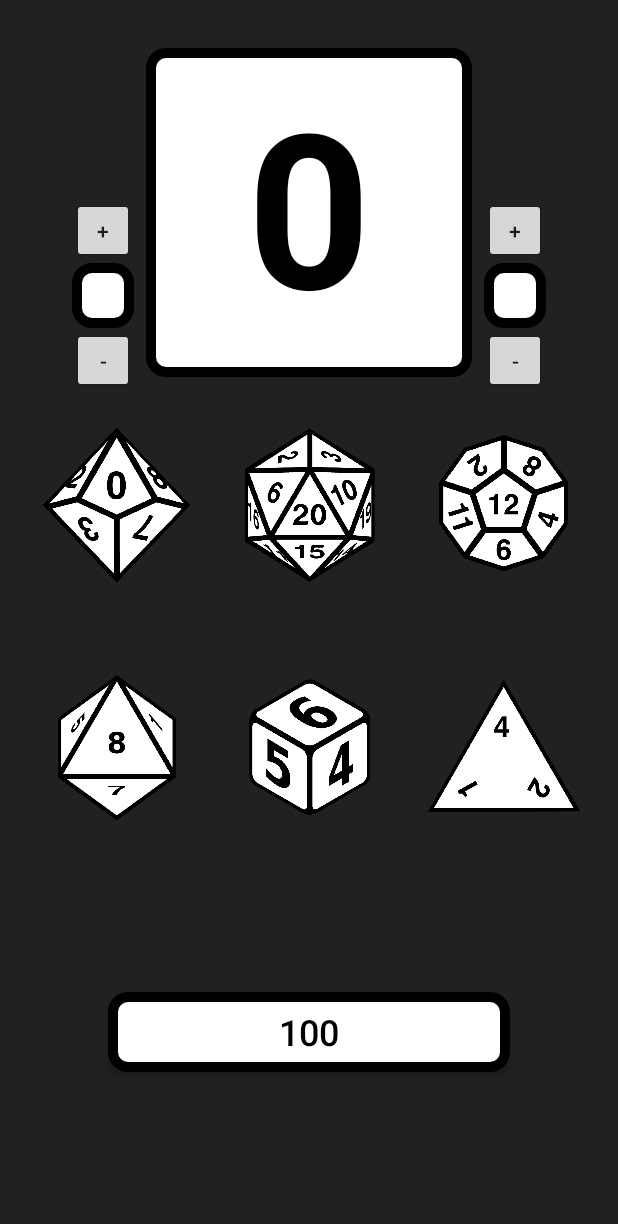
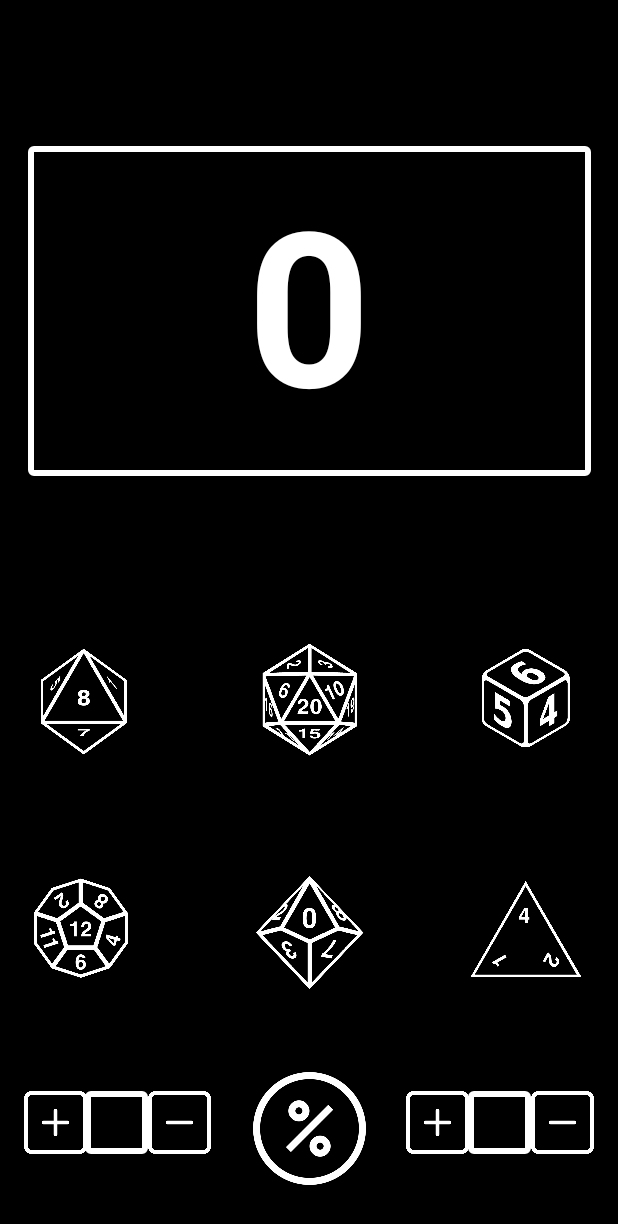
Before and after one commit to ggulcher/D20-Roller, an Android app: the layout activity_main.xml on its own in the app's theme, with its tools: preview values and no code run, on a phone screen of 412 x 824 dp. Shown: the top 1224 px of the screen. Run offline under Robolectric (Android 15) with nearby library versions, the phone set to English and light mode, and no system bars.

Commit message:
Updated UI

```diff
--- a/D20Roller/app/src/main/res/drawable/black_border.xml
+++ b/D20Roller/app/src/main/res/drawable/black_border.xml
@@ -1,8 +1,8 @@
 <?xml version="1.0" encoding="utf-8"?>
 <shape xmlns:android="http://schemas.android.com/apk/res/android"
     android:shape="rectangle">
-    <gradient android:startColor="#FFFFFF"
-        android:endColor="#FFFFFF" />
-    <corners android:radius="10dp" />
-    <stroke android:width="10px" android:color="#000000" />
+    <gradient android:startColor="#000000"
+        android:endColor="#000000" />
+    <corners android:radius="2dp" />
+    <stroke android:width="6px" android:color="#FFFFFF" />
 </shape>
--- a/D20Roller/app/src/main/res/layout/activity_main.xml
+++ b/D20Roller/app/src/main/res/layout/activity_main.xml
@@ -9,25 +9,80 @@
 
     <TextView
         android:id="@+id/rollResult"
-        android:layout_width="217dp"
-        android:layout_height="219dp"
+        android:layout_width="375dp"
+        android:layout_height="220dp"
         android:background="@drawable/black_border"
         android:padding="8dp"
         android:text="0"
         android:textAlignment="center"
-        android:textColor="@android:color/black"
+        android:textColor="@android:color/white"
         android:textSize="144sp"
         android:textStyle="bold"
-        app:layout_constraintBottom_toTopOf="@+id/d20"
+        app:layout_constraintBottom_toBottomOf="parent"
         app:layout_constraintEnd_toEndOf="parent"
         app:layout_constraintStart_toStartOf="parent"
         app:layout_constraintTop_toTopOf="parent"
-        app:layout_constraintVertical_bias="0.493" />
+        app:layout_constraintVertical_bias="0.161" />
+
+    <ImageButton
+        android:id="@+id/d20"
+        android:layout_width="75dp"
+        android:layout_height="75dp"
+        android:layout_weight="1"
+        android:adjustViewBounds="true"
+        android:background="@drawable/transparent_background"
+        android:contentDescription="@string/d20"
+        android:onClick="onClick"
+        android:padding="0dp"
+        android:scaleType="fitCenter"
+        app:layout_constraintBottom_toBottomOf="parent"
+        app:layout_constraintEnd_toEndOf="parent"
+        app:layout_constraintStart_toStartOf="parent"
+        app:layout_constraintTop_toTopOf="parent"
+        app:layout_constraintVertical_bias="0.573"
+        app:srcCompat="@drawable/invertd20" />
+
+    <ImageButton
+        android:id="@+id/d10"
+        android:layout_width="75dp"
+        android:layout_height="75dp"
+        android:layout_weight="1"
+        android:adjustViewBounds="true"
+        android:background="@drawable/transparent_background"
+        android:contentDescription="@string/d10"
+        android:onClick="onClick"
+        android:padding="0dp"
+        android:scaleType="fitCenter"
+        app:layout_constraintBottom_toBottomOf="parent"
+        app:layout_constraintEnd_toEndOf="parent"
+        app:layout_constraintStart_toStartOf="parent"
+        app:layout_constraintTop_toTopOf="parent"
+        app:layout_constraintVertical_bias="0.78"
+        app:srcCompat="@drawable/invertd10" />
+
+    <ImageButton
+        android:id="@+id/d8"
+        android:layout_width="75dp"
+        android:layout_height="75dp"
+        android:layout_weight="1"
+        android:adjustViewBounds="true"
+        android:background="@drawable/transparent_background"
+        android:contentDescription="@string/d8"
+        android:onClick="onClick"
+        android:padding="0dp"
+        android:scaleType="fitCenter"
+        app:layout_constraintBottom_toBottomOf="parent"
+        app:layout_constraintEnd_toEndOf="parent"
+        app:layout_constraintHorizontal_bias="0.053"
+        app:layout_constraintStart_toStartOf="parent"
+        app:layout_constraintTop_toTopOf="parent"
+        app:layout_constraintVertical_bias="0.575"
+        app:srcCompat="@drawable/invertd8" />
 
     <ImageButton
         android:id="@+id/d4"
-        android:layout_width="103dp"
-        android:layout_height="105dp"
+        android:layout_width="75dp"
+        android:layout_height="75dp"
         android:layout_weight="1"
         android:adjustViewBounds="true"
         android:background="@drawable/transparent_background"
@@ -37,72 +92,35 @@
         android:scaleType="fitCenter"
         app:layout_constraintBottom_toBottomOf="parent"
         app:layout_constraintEnd_toEndOf="parent"
-        app:layout_constraintHorizontal_bias="0.509"
-        app:layout_constraintStart_toEndOf="@+id/d6"
-        app:layout_constraintTop_toBottomOf="@+id/d12"
-        app:layout_constraintVertical_bias="0.175"
-        app:srcCompat="@drawable/diced4" />
+        app:layout_constraintHorizontal_bias="0.928"
+        app:layout_constraintStart_toStartOf="parent"
+        app:layout_constraintTop_toTopOf="parent"
+        app:layout_constraintVertical_bias="0.779"
+        app:srcCompat="@drawable/invertd4" />
 
     <ImageButton
         android:id="@+id/d6"
-        android:layout_width="103dp"
-        android:layout_height="105dp"
+        android:layout_width="75dp"
+        android:layout_height="75dp"
         android:layout_weight="1"
         android:adjustViewBounds="true"
+        android:background="@drawable/transparent_background"
         android:contentDescription="@string/d6"
         android:onClick="onClick"
         android:padding="0dp"
         android:scaleType="fitCenter"
-        android:background="@drawable/transparent_background"
         app:layout_constraintBottom_toBottomOf="parent"
         app:layout_constraintEnd_toEndOf="parent"
-        app:layout_constraintStart_toStartOf="parent"
-        app:layout_constraintTop_toBottomOf="@+id/d20"
-        app:layout_constraintVertical_bias="0.175"
-        app:srcCompat="@drawable/diced6" />
-
-    <ImageButton
-        android:id="@+id/d8"
-        android:layout_width="103dp"
-        android:layout_height="105dp"
-        android:layout_weight="1"
-        android:adjustViewBounds="true"
-        android:contentDescription="@string/d8"
-        android:onClick="onClick"
-        android:padding="0dp"
-        android:scaleType="fitCenter"
-        android:background="@drawable/transparent_background"
-        app:layout_constraintBottom_toBottomOf="parent"
-        app:layout_constraintEnd_toStartOf="@+id/d6"
-        app:layout_constraintHorizontal_bias="0.509"
-        app:layout_constraintStart_toStartOf="parent"
-        app:layout_constraintTop_toBottomOf="@+id/d10"
-        app:layout_constraintVertical_bias="0.175"
-        app:srcCompat="@drawable/diced8" />
-
-    <ImageButton
-        android:id="@+id/d10"
-        android:layout_width="103dp"
-        android:layout_height="105dp"
-        android:layout_marginTop="284dp"
-        android:layout_weight="1"
-        android:adjustViewBounds="true"
-        android:background="@drawable/transparent_background"
-        android:contentDescription="@string/d10"
-        android:onClick="onClick"
-        android:padding="0dp"
-        android:scaleType="fitCenter"
-        app:layout_constraintEnd_toStartOf="@+id/d20"
-        app:layout_constraintHorizontal_bias="0.509"
+        app:layout_constraintHorizontal_bias="0.928"
         app:layout_constraintStart_toStartOf="parent"
         app:layout_constraintTop_toTopOf="parent"
-        app:srcCompat="@drawable/diced10" />
+        app:layout_constraintVertical_bias="0.573"
+        app:srcCompat="@drawable/invertd6" />
 
     <ImageButton
         android:id="@+id/d12"
-        android:layout_width="103dp"
-        android:layout_height="105dp"
-        android:layout_marginTop="284dp"
+        android:layout_width="75dp"
+        android:layout_height="75dp"
         android:layout_weight="1"
         android:adjustViewBounds="true"
         android:background="@drawable/transparent_background"
@@ -110,136 +128,134 @@
         android:onClick="onClick"
         android:padding="0dp"
         android:scaleType="fitCenter"
+        app:layout_constraintBottom_toBottomOf="parent"
         app:layout_constraintEnd_toEndOf="parent"
-        app:layout_constraintHorizontal_bias="0.509"
-        app:layout_constraintStart_toEndOf="@+id/d20"
+        app:layout_constraintHorizontal_bias="0.047"
+        app:layout_constraintStart_toStartOf="parent"
         app:layout_constraintTop_toTopOf="parent"
-        app:srcCompat="@drawable/diced12" />
+        app:layout_constraintVertical_bias="0.777"
+        app:srcCompat="@drawable/invertd12" />
 
     <ImageButton
-        android:id="@+id/d20"
-        android:layout_width="103dp"
-        android:layout_height="105dp"
-        android:layout_marginTop="284dp"
-        android:layout_weight="1"
-        android:adjustViewBounds="true"
+        android:id="@+id/d100"
+        android:layout_width="75dp"
+        android:layout_height="75dp"
         android:background="@drawable/transparent_background"
-        android:contentDescription="@string/d20"
         android:onClick="onClick"
-        android:padding="0dp"
         android:scaleType="fitCenter"
+        android:text="@string/d100"
+        android:textColor="@android:color/black"
+        android:textSize="24sp"
+        app:layout_constraintBottom_toBottomOf="parent"
         app:layout_constraintEnd_toEndOf="parent"
         app:layout_constraintStart_toStartOf="parent"
         app:layout_constraintTop_toTopOf="parent"
-        app:srcCompat="@drawable/diced20" />
+        app:layout_constraintVertical_bias="0.955"
+        app:srcCompat="@drawable/invertpercent" />
 
-    <Button
-        android:id="@+id/d100"
-        android:layout_width="268dp"
-        android:layout_height="53dp"
-        android:text="@string/d100"
-        android:textColor="@android:color/black"
-        android:textSize="24sp"
-        android:onClick="onClick"
-        android:background="@drawable/black_border"
+    <ImageButton
+        android:id="@+id/diceAdd"
+        android:layout_width="42dp"
+        android:layout_height="42dp"
+        android:background="@drawable/transparent_background"
+        android:scaleType="fitCenter"
+        android:text="@string/plus"
+        android:textAlignment="center"
+        android:textSize="18sp"
         app:layout_constraintBottom_toBottomOf="parent"
         app:layout_constraintEnd_toEndOf="parent"
+        app:layout_constraintHorizontal_bias="0.043"
         app:layout_constraintStart_toStartOf="parent"
-        app:layout_constraintTop_toBottomOf="@+id/d6" />
+        app:layout_constraintTop_toTopOf="parent"
+        app:layout_constraintVertical_bias=".93"
+        app:srcCompat="@drawable/invertedplus" />
 
     <TextView
         android:id="@+id/numberDice"
-        android:layout_width="41dp"
-        android:layout_height="43dp"
-        android:layout_marginRight="8dp"
+        android:layout_width="42dp"
+        android:layout_height="42dp"
         android:background="@drawable/black_border"
         android:ems="10"
         android:inputType="number"
         android:paddingTop="8dp"
         android:textAlignment="center"
-        android:textColor="@android:color/black"
+        android:textColor="@android:color/white"
         android:textSize="18sp"
         app:layout_constraintBottom_toBottomOf="parent"
-        app:layout_constraintEnd_toStartOf="@+id/rollResult"
-        app:layout_constraintHorizontal_bias="1.0"
+        app:layout_constraintEnd_toEndOf="parent"
+        app:layout_constraintHorizontal_bias="0.154"
         app:layout_constraintStart_toStartOf="parent"
         app:layout_constraintTop_toTopOf="parent"
-        app:layout_constraintVertical_bias="0.225" />
+        app:layout_constraintVertical_bias="0.93" />
+
+    <ImageButton
+        android:id="@+id/diceSubtract"
+        android:layout_width="42dp"
+        android:layout_height="42dp"
+        android:background="@drawable/transparent_background"
+        android:scaleType="fitCenter"
+        android:text="@string/minus"
+        android:textAlignment="center"
+        android:textSize="18sp"
+        app:layout_constraintBottom_toBottomOf="parent"
+        app:layout_constraintEnd_toEndOf="parent"
+        app:layout_constraintHorizontal_bias=".267"
+        app:layout_constraintStart_toStartOf="parent"
+        app:layout_constraintTop_toTopOf="parent"
+        app:layout_constraintVertical_bias=".93"
+        app:srcCompat="@drawable/invertedminus" />
+
+    <ImageButton
+        android:id="@+id/bonusAdd"
+        android:layout_width="42dp"
+        android:layout_height="42dp"
+        android:background="@drawable/transparent_background"
+        android:scaleType="fitCenter"
+        android:text="@string/plus"
+        android:textAlignment="center"
+        android:textSize="18sp"
+        app:layout_constraintBottom_toBottomOf="parent"
+        app:layout_constraintEnd_toEndOf="parent"
+        app:layout_constraintHorizontal_bias="0.732"
+        app:layout_constraintStart_toStartOf="parent"
+        app:layout_constraintTop_toTopOf="parent"
+        app:layout_constraintVertical_bias="0.93"
+        app:srcCompat="@drawable/invertedplus" />
 
     <TextView
         android:id="@+id/rollBonus"
-        android:layout_width="41dp"
-        android:layout_height="43dp"
-        android:layout_marginLeft="8dp"
+        android:layout_width="42dp"
+        android:layout_height="42dp"
         android:background="@drawable/black_border"
         android:ems="10"
         android:inputType="number"
         android:paddingTop="8dp"
         android:textAlignment="center"
-        android:textColor="@android:color/black"
+        android:textColor="@android:color/white"
         android:textSize="18sp"
         app:layout_constraintBottom_toBottomOf="parent"
         app:layout_constraintEnd_toEndOf="parent"
-        app:layout_constraintHorizontal_bias="0.0"
-        app:layout_constraintStart_toEndOf="@+id/rollResult"
-        app:layout_constraintTop_toTopOf="parent"
-        app:layout_constraintVertical_bias="0.225" />
-
-    <Button
-        android:id="@+id/diceAdd"
-        android:layout_width="41dp"
-        android:layout_height="43dp"
-        android:layout_marginRight="8dp"
-        android:text="@string/plus"
-        android:textAlignment="center"
-        app:layout_constraintBottom_toTopOf="@+id/numberDice"
-        app:layout_constraintEnd_toStartOf="@+id/rollResult"
-        app:layout_constraintHorizontal_bias="1.0"
+        app:layout_constraintHorizontal_bias="0.843"
         app:layout_constraintStart_toStartOf="parent"
         app:layout_constraintTop_toTopOf="parent"
-        app:layout_constraintVertical_bias="1.0" />
+        app:layout_constraintVertical_bias="0.93" />
 
-    <Button
-        android:id="@+id/diceSubtract"
-        android:layout_width="41dp"
-        android:layout_height="43dp"
-        android:layout_marginRight="8dp"
+    <ImageButton
+        android:id="@+id/bonusSubtract"
+        android:layout_width="42dp"
+        android:layout_height="42dp"
+        android:background="@drawable/transparent_background"
+        android:scaleType="fitCenter"
         android:text="@string/minus"
         android:textAlignment="center"
-        app:layout_constraintBottom_toBottomOf="parent"
-        app:layout_constraintEnd_toStartOf="@+id/rollResult"
-        app:layout_constraintHorizontal_bias="1.0"
-        app:layout_constraintStart_toStartOf="parent"
-        app:layout_constraintTop_toBottomOf="@+id/numberDice"
-        app:layout_constraintVertical_bias="0.0" />
-
-    <Button
-        android:id="@+id/bonusAdd"
-        android:layout_width="41dp"
-        android:layout_height="43dp"
-        android:layout_marginLeft="8dp"
-        android:text="@string/plus"
-        android:textAlignment="center"
-        app:layout_constraintBottom_toTopOf="@+id/rollBonus"
-        app:layout_constraintEnd_toEndOf="parent"
-        app:layout_constraintHorizontal_bias="0.0"
-        app:layout_constraintStart_toEndOf="@+id/rollResult"
-        app:layout_constraintTop_toTopOf="parent"
-        app:layout_constraintVertical_bias="1.0" />
-
-    <Button
-        android:id="@+id/bonusSubtract"
-        android:layout_width="41dp"
-        android:layout_height="43dp"
-        android:layout_marginLeft="8dp"
-        android:text="@string/minus"
-        android:textAlignment="center"
+        android:textSize="18sp"
         app:layout_constraintBottom_toBottomOf="parent"
         app:layout_constraintEnd_toEndOf="parent"
-        app:layout_constraintHorizontal_bias="0.0"
-        app:layout_constraintStart_toEndOf="@+id/rollResult"
-        app:layout_constraintTop_toBottomOf="@+id/rollBonus"
-        app:layout_constraintVertical_bias="0.0" />
+        app:layout_constraintHorizontal_bias="0.956"
+        app:layout_constraintStart_toStartOf="parent"
+        app:layout_constraintTop_toTopOf="parent"
+        app:layout_constraintVertical_bias=".93"
+        app:srcCompat="@drawable/invertedminus" />
 
 
 </androidx.constraintlayout.widget.ConstraintLayout>
--- a/D20Roller/app/src/main/res/values/colors.xml
+++ b/D20Roller/app/src/main/res/values/colors.xml
@@ -3,5 +3,5 @@
     <color name="colorPrimary">#101010</color>
     <color name="colorPrimaryDark">#3700B3</color>
     <color name="colorAccent">#03DAC5</color>
-    <color name="backgroundGrey">#212121</color>
+    <color name="backgroundGrey">#000000</color>
 </resources>
--- a/D20Roller/app/src/main/res/values/styles.xml
+++ b/D20Roller/app/src/main/res/values/styles.xml
@@ -1,6 +1,6 @@
 <resources>
     <!-- Base application theme. -->
-    <style name="AppTheme" parent="Theme.AppCompat.Light.DarkActionBar">
+    <style name="AppTheme" parent="Theme.AppCompat.Light.NoActionBar">
         <!-- Customize your theme here. -->
         <item name="colorPrimary">@color/colorPrimary</item>
         <item name="colorPrimaryDark">@color/colorPrimaryDark</item>
```
Also changed, not shown: D20Roller/app/src/main/java/com/example/d20roller/MainActivity.kt (line endings or trailing spaces), D20Roller/app/src/main/res/drawable-v24/invertd10.png (added), D20Roller/app/src/main/res/drawable-v24/invertd12.png (added), D20Roller/app/src/main/res/drawable-v24/invertd20.png (added), D20Roller/app/src/main/res/drawable-v24/invertd4.png (added), D20Roller/app/src/main/res/drawable-v24/invertd6.png (added), D20Roller/app/src/main/res/drawable-v24/invertd8.png (added), D20Roller/app/src/main/res/drawable-v24/invertedminus.png (added), D20Roller/app/src/main/res/drawable-v24/invertedplus.png (added), D20Roller/app/src/main/res/drawable-v24/invertpercent.png (added).
